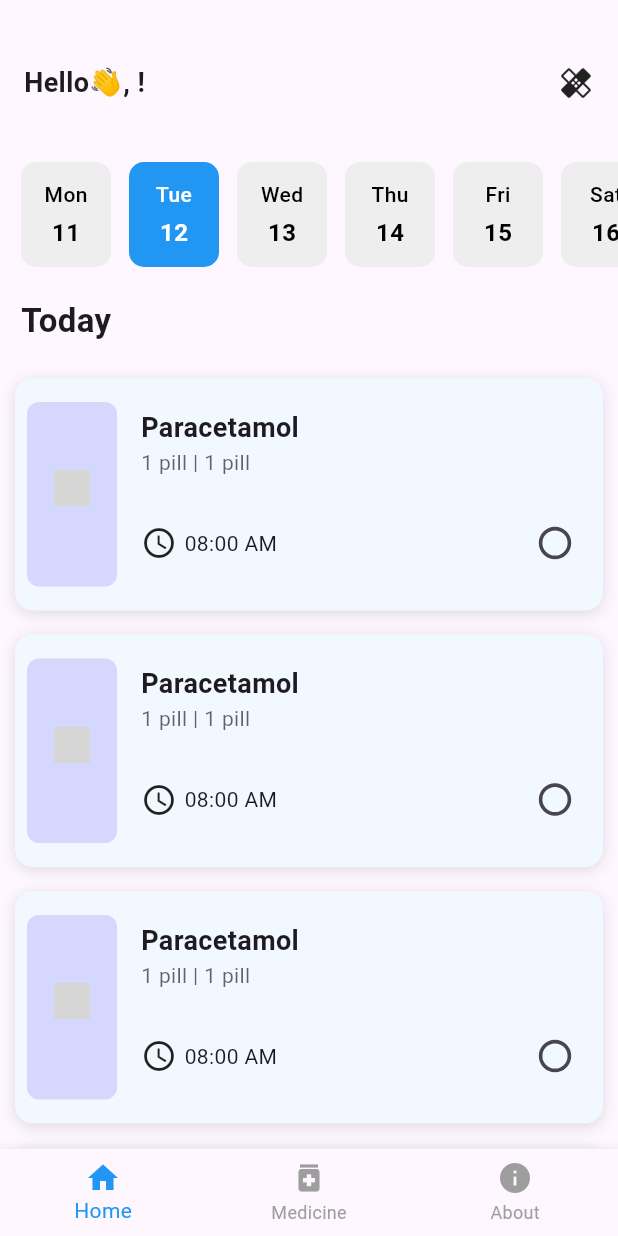
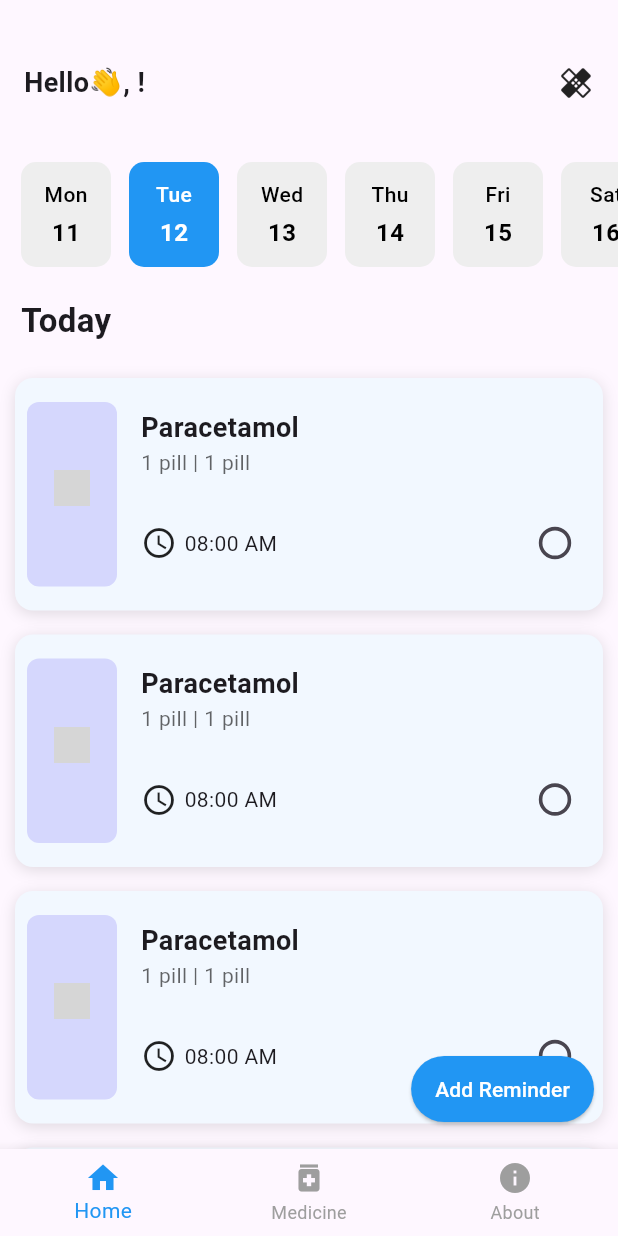
Before and after one commit to mohamedmostafarizk/Medcine_App, a Flutter app: the Homeview screen opened directly, on a phone screen of 412 x 824 dp. Run offline on Flutter 3.47's test engine with Material 3 defaults, Android fonts, the light colour scheme and no system bars; our stand-ins replace cloud_firestore, firebase_auth, firebase_core, google_sign_in; accounts and stored records are empty; grey boxes are pictures that could not be loaded.

Commit message:
add floating button

```diff
--- a/lib/Presentation/views/homeView.dart
+++ b/lib/Presentation/views/homeView.dart
@@ -15,7 +15,6 @@ class Homeview extends StatefulWidget {
 }
 
 class _HomeviewState extends State<Homeview> {
-
   String clientName = '';
 
   final List<Widget> _pages = [
@@ -48,8 +47,6 @@ class _HomeviewState extends State<Homeview> {
       }
     }
   }
-
-
 
   @override
   Widget build(BuildContext context) {
@@ -106,7 +103,23 @@ class _HomeviewState extends State<Homeview> {
           ],
         ),
       ),
+
       bottomNavigationBar: const CustomBottomnavigationbar(),
+      floatingActionButton: ElevatedButton(
+        style: ElevatedButton.styleFrom(
+          backgroundColor: Colors.blue,
+          foregroundColor: Colors.white,
+          padding: const EdgeInsets.symmetric(horizontal: 16, vertical: 12),
+          shape: RoundedRectangleBorder(
+            borderRadius: BorderRadius.circular(30),
+          ),
+        ),
+        onPressed: () {
+          // Your action
+        },
+        child: const Text('Add Reminder'),
+      ),
+      floatingActionButtonLocation: FloatingActionButtonLocation.endFloat,
     );
   }
 }
--- a/lib/Presentation/widgets/Custom_BottomNavigationBar.dart
+++ b/lib/Presentation/widgets/Custom_BottomNavigationBar.dart
@@ -1,3 +1,5 @@
+// ignore_for_file: file_names
+
 import 'package:flutter/material.dart';
 
 class CustomBottomnavigationbar extends StatefulWidget {
```
